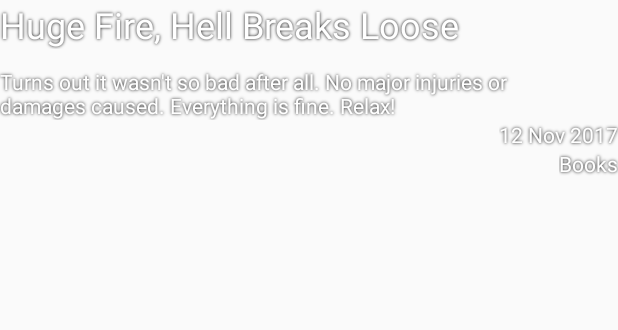
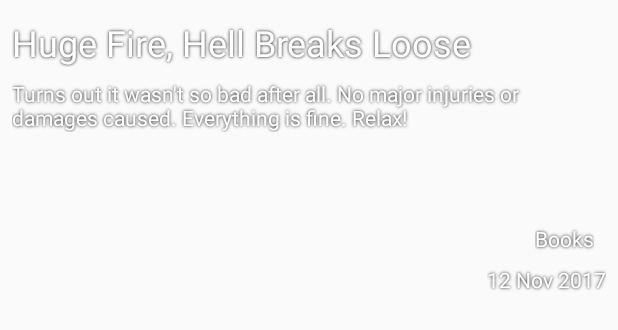
Before and after one commit to numerative/NewsApp, an Android app: the layout list_item.xml on its own in the app's theme, with its tools: preview values and no code run, on a phone screen of 412 x 824 dp. Shown: the top 330 px of the screen. Run offline under Robolectric (Android 15) with nearby library versions, the phone set to English and light mode, and no system bars.

Commit message:
Use of ConstraintLayout instead of RelativeLayout.

```diff
--- a/app/src/main/java/com/example/android/newsapp/ThumbnailAdapter.java
+++ b/app/src/main/java/com/example/android/newsapp/ThumbnailAdapter.java
@@ -119,7 +119,7 @@ public class ThumbnailAdapter extends RecyclerView.Adapter<ThumbnailAdapter.View
             super(itemView);
             headlineTextView = itemView.findViewById(R.id.headline);
             trailTextView = itemView.findViewById(R.id.trail_text);
-            dateTextView = itemView.findViewById(R.id.last_modified);
+            dateTextView = itemView.findViewById(R.id.published_date);
             sectionNameTextView = itemView.findViewById(R.id.section_name);
             thumbnailView = itemView.findViewById(R.id.background_thumbnail);
             //Store the context
--- a/app/src/main/res/layout/list_item.xml
+++ b/app/src/main/res/layout/list_item.xml
@@ -1,72 +1,80 @@
 <?xml version="1.0" encoding="utf-8"?>
-<RelativeLayout xmlns:android="http://schemas.android.com/apk/res/android"
+<android.support.constraint.ConstraintLayout xmlns:android="http://schemas.android.com/apk/res/android"
+    xmlns:app="http://schemas.android.com/apk/res-auto"
     xmlns:tools="http://schemas.android.com/tools"
     android:id="@+id/list_item"
     android:layout_width="match_parent"
     android:layout_height="wrap_content"
+    android:layout_marginTop="4dp"
     android:background="?android:attr/selectableItemBackground"
-    android:orientation="vertical">
-
-    <LinearLayout
-        android:id="@+id/thumbnail_item"
-        android:layout_width="match_parent"
-        android:layout_height="wrap_content"
     android:orientation="vertical">
 
     <ImageView
         android:id="@+id/background_thumbnail"
-            android:contentDescription="@string/background_image_content_description"
         android:layout_width="match_parent"
         android:layout_height="200dp"
+        android:contentDescription="@string/background_image_content_description"
         android:scaleType="centerCrop"
         android:tint="#bdbdbd"
         android:tintMode="multiply"
         tools:foreground="?android:attr/selectableItemBackground" />
-    </LinearLayout>
 
     <TextView
         android:id="@+id/headline"
         android:layout_width="match_parent"
         android:layout_height="wrap_content"
-        android:paddingEnd="48dp"
+        android:layout_marginStart="8dp"
+        android:layout_marginTop="8dp"
         android:shadowColor="#000000"
         android:shadowRadius="2"
         android:textColor="#ffffff"
         android:textSize="24sp"
+        app:layout_constraintEnd_toEndOf="parent"
+        app:layout_constraintHorizontal_bias="0.0"
+        app:layout_constraintStart_toStartOf="parent"
+        app:layout_constraintTop_toTopOf="parent"
         tools:text="Huge Fire, Hell Breaks Loose" />
 
     <TextView
         android:id="@+id/trail_text"
         android:layout_width="match_parent"
         android:layout_height="wrap_content"
-        android:layout_below="@id/headline"
-        android:paddingEnd="48dp"
-        android:paddingTop="12dp"
+        android:layout_marginEnd="8dp"
+        android:layout_marginStart="8dp"
+        android:layout_marginTop="8dp"
         android:shadowColor="#000000"
         android:shadowRadius="2"
         android:textColor="#ffffff"
+        app:layout_constraintEnd_toEndOf="parent"
+        app:layout_constraintHorizontal_bias="0.0"
+        app:layout_constraintStart_toStartOf="parent"
+        app:layout_constraintTop_toBottomOf="@+id/headline"
         tools:text="Turns out it wasn't so bad after all. No major injuries or damages caused. Everything is fine. Relax!" />
 
     <TextView
-        android:id="@+id/last_modified"
+        android:id="@+id/published_date"
         android:layout_width="wrap_content"
         android:layout_height="wrap_content"
-        android:layout_alignParentEnd="true"
-        android:layout_below="@id/trail_text"
+        android:layout_marginBottom="8dp"
+        android:layout_marginEnd="8dp"
         android:shadowColor="#000000"
         android:shadowRadius="2"
         android:textColor="#ffffff"
+        app:layout_constraintBottom_toBottomOf="@+id/background_thumbnail"
+        app:layout_constraintEnd_toEndOf="parent"
         tools:text="12 Nov 2017" />
 
     <TextView
         android:id="@+id/section_name"
         android:layout_width="wrap_content"
         android:layout_height="wrap_content"
-        android:layout_alignParentEnd="true"
-        android:layout_below="@id/last_modified"
+        android:layout_marginBottom="8dp"
+        android:layout_marginEnd="8dp"
         android:shadowColor="#000000"
         android:shadowRadius="2"
         android:textColor="#ffffff"
+        app:layout_constraintBottom_toTopOf="@+id/published_date"
+        app:layout_constraintEnd_toEndOf="@+id/published_date"
         tools:text="Books" />
 
-</RelativeLayout>
+</android.support.constraint.ConstraintLayout>
```
Also changed, not shown: app/src/main/java/com/example/android/newsapp/HighlightsAdapter.java (+13 -14 lines). Lines whose indentation alone changed are shown as unchanged.
